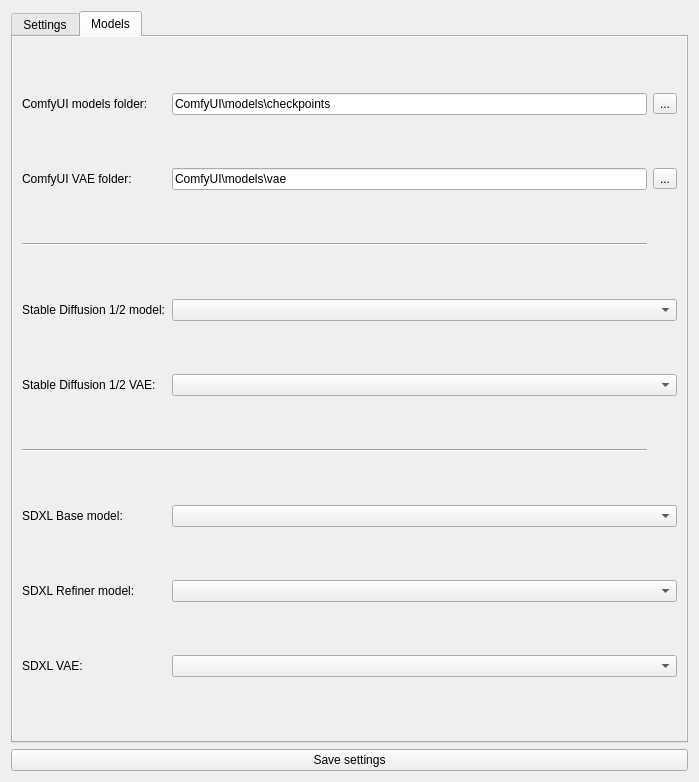
This is assets/ui/settings_window.ui in shinomakoi/SnugQt as Qt 5 draws it before an edit. The edited form follows.
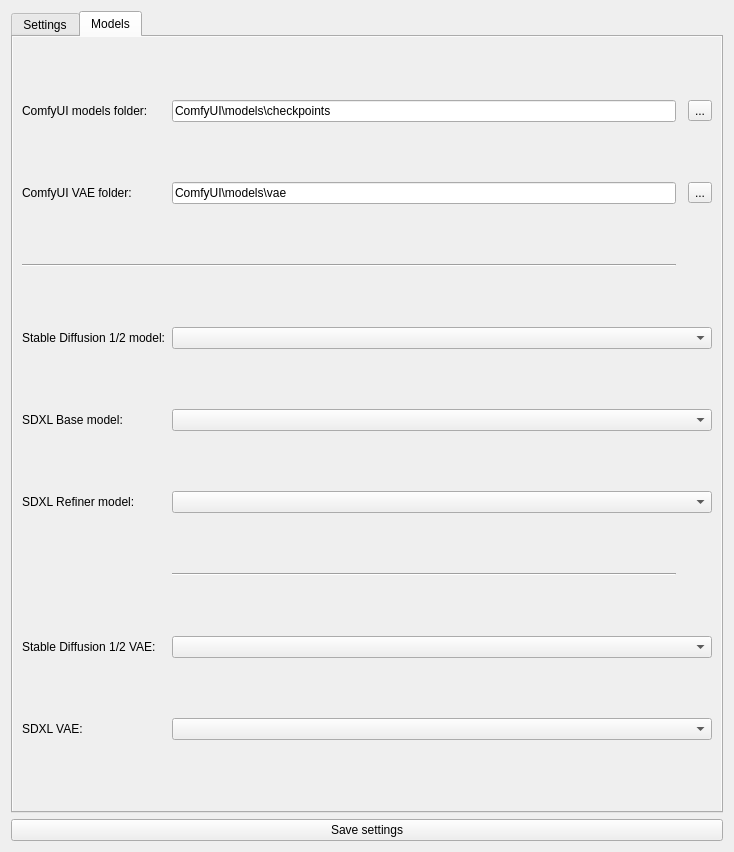
This is the edited form. The open tabs and pages were chosen to show the change.

What changed in the file:
```diff
--- a/assets/ui/settings_window.ui
+++ b/assets/ui/settings_window.ui
@@ -6,8 +6,8 @@
    <rect>
     <x>0</x>
     <y>0</y>
-    <width>699</width>
-    <height>782</height>
+    <width>734</width>
+    <height>852</height>
    </rect>
   </property>
   <property name="windowTitle">
@@ -488,10 +488,40 @@
        <string>Models</string>
       </attribute>
       <layout class="QGridLayout" name="gridLayout_2">
-       <item row="0" column="0">
-        <widget class="QLabel" name="label_15">
+       <item row="1" column="3">
+        <widget class="QToolButton" name="comfyuiVaeFolderSelect">
+         <property name="toolTip">
+          <string>Select a ComfyUI VAE folder</string>
+         </property>
          <property name="text">
-          <string>ComfyUI models folder: </string>
+          <string>...</string>
+         </property>
+        </widget>
+       </item>
+       <item row="14" column="0">
+        <widget class="QLabel" name="label_18">
+         <property name="text">
+          <string>SDXL VAE:</string>
+         </property>
+        </widget>
+       </item>
+       <item row="7" column="0" colspan="2">
+        <widget class="Line" name="line_6">
+         <property name="orientation">
+          <enum>Qt::Horizontal</enum>
+         </property>
+        </widget>
+       </item>
+       <item row="1" column="1">
+        <widget class="QLineEdit" name="comfyuiVaeFolderValue">
+         <property name="toolTip">
+          <string>Select a ComfyUI VAE folder</string>
+         </property>
+         <property name="text">
+          <string>ComfyUI\models\vae</string>
+         </property>
+         <property name="readOnly">
+          <bool>true</bool>
          </property>
         </widget>
        </item>
@@ -503,12 +533,15 @@
          <property name="text">
           <string>ComfyUI\models\checkpoints</string>
          </property>
+         <property name="readOnly">
+          <bool>true</bool>
+         </property>
         </widget>
        </item>
-       <item row="0" column="2">
-        <widget class="QToolButton" name="comfyuiModelFolderSelect">
+       <item row="0" column="0">
+        <widget class="QLabel" name="label_15">
          <property name="text">
-          <string>...</string>
+          <string>ComfyUI models folder: </string>
          </property>
         </widget>
        </item>
@@ -519,101 +552,80 @@
          </property>
         </widget>
        </item>
-       <item row="1" column="1">
-        <widget class="QLineEdit" name="comfyuiVaeFolderValue">
-         <property name="toolTip">
-          <string>Path to a ComfyUI VAE folder</string>
-         </property>
-         <property name="text">
-          <string>ComfyUI\models\vae</string>
-         </property>
-        </widget>
-       </item>
-       <item row="1" column="2">
-        <widget class="QToolButton" name="comfyuiVaeFolderSelect">
-         <property name="text">
-          <string>...</string>
-         </property>
-        </widget>
-       </item>
-       <item row="2" column="0" colspan="2">
-        <widget class="Line" name="line_5">
-         <property name="orientation">
-          <enum>Qt::Horizontal</enum>
-         </property>
-        </widget>
-       </item>
-       <item row="3" column="0">
-        <widget class="QLabel" name="label_8">
-         <property name="text">
-          <string>Stable Diffusion 1/2 model:</string>
-         </property>
-        </widget>
-       </item>
-       <item row="4" column="0">
-        <widget class="QLabel" name="label_17">
-         <property name="text">
-          <string>Stable Diffusion 1/2 VAE:</string>
-         </property>
-        </widget>
-       </item>
-       <item row="5" column="0" colspan="2">
-        <widget class="Line" name="line_6">
-         <property name="orientation">
-          <enum>Qt::Horizontal</enum>
-         </property>
-        </widget>
-       </item>
-       <item row="6" column="0">
+       <item row="10" column="0">
         <widget class="QLabel" name="label_11">
          <property name="text">
           <string>SDXL Base model:</string>
          </property>
         </widget>
        </item>
-       <item row="7" column="0">
-        <widget class="QLabel" name="label_12">
-         <property name="text">
-          <string>SDXL Refiner model:</string>
-         </property>
-        </widget>
-       </item>
-       <item row="8" column="0">
-        <widget class="QLabel" name="label_18">
-         <property name="text">
-          <string>SDXL VAE:</string>
-         </property>
-        </widget>
-       </item>
-       <item row="3" column="1" colspan="2">
-        <widget class="QComboBox" name="sd12CheckpointCombo">
-         <property name="toolTip">
-          <string>Select SD1/2 checkpoint</string>
-         </property>
-        </widget>
-       </item>
-       <item row="4" column="1" colspan="2">
-        <widget class="QComboBox" name="sd12VaeCombo">
-         <property name="toolTip">
-          <string>Select SD1/2 external VAE</string>
-         </property>
-        </widget>
-       </item>
-       <item row="6" column="1" colspan="2">
+       <item row="10" column="1" colspan="3">
         <widget class="QComboBox" name="sdxlBaseCheckpointCombo">
          <property name="toolTip">
           <string>Select SDXL base model</string>
          </property>
         </widget>
        </item>
-       <item row="7" column="1" colspan="2">
+       <item row="8" column="1" colspan="3">
+        <widget class="QComboBox" name="sd12CheckpointCombo">
+         <property name="toolTip">
+          <string>Select SD1/2 checkpoint</string>
+         </property>
+        </widget>
+       </item>
+       <item row="11" column="0">
+        <widget class="QLabel" name="label_12">
+         <property name="text">
+          <string>SDXL Refiner model:</string>
+         </property>
+        </widget>
+       </item>
+       <item row="8" column="0">
+        <widget class="QLabel" name="label_8">
+         <property name="text">
+          <string>Stable Diffusion 1/2 model:</string>
+         </property>
+        </widget>
+       </item>
+       <item row="0" column="3">
+        <widget class="QToolButton" name="comfyuiModelFolderSelect">
+         <property name="toolTip">
+          <string>Select a ComfyUI models folder</string>
+         </property>
+         <property name="text">
+          <string>...</string>
+         </property>
+        </widget>
+       </item>
+       <item row="11" column="1" colspan="3">
         <widget class="QComboBox" name="sdxlRefinerCheckpointCombo">
          <property name="toolTip">
           <string>Select the SDXL refiner model</string>
          </property>
         </widget>
        </item>
-       <item row="8" column="1" colspan="2">
+       <item row="12" column="1">
+        <widget class="Line" name="line_5">
+         <property name="orientation">
+          <enum>Qt::Horizontal</enum>
+         </property>
+        </widget>
+       </item>
+       <item row="13" column="0">
+        <widget class="QLabel" name="label_17">
+         <property name="text">
+          <string>Stable Diffusion 1/2 VAE:</string>
+         </property>
+        </widget>
+       </item>
+       <item row="13" column="1" colspan="3">
+        <widget class="QComboBox" name="sd12VaeCombo">
+         <property name="toolTip">
+          <string>Select SD1/2 external VAE</string>
+         </property>
+        </widget>
+       </item>
+       <item row="14" column="1" colspan="3">
         <widget class="QComboBox" name="sdxlVaeCombo">
          <property name="toolTip">
           <string>Select the SDXL external VAE</string>
```
Left out of the diff: 4 changed lines with no effect on the pictures.
